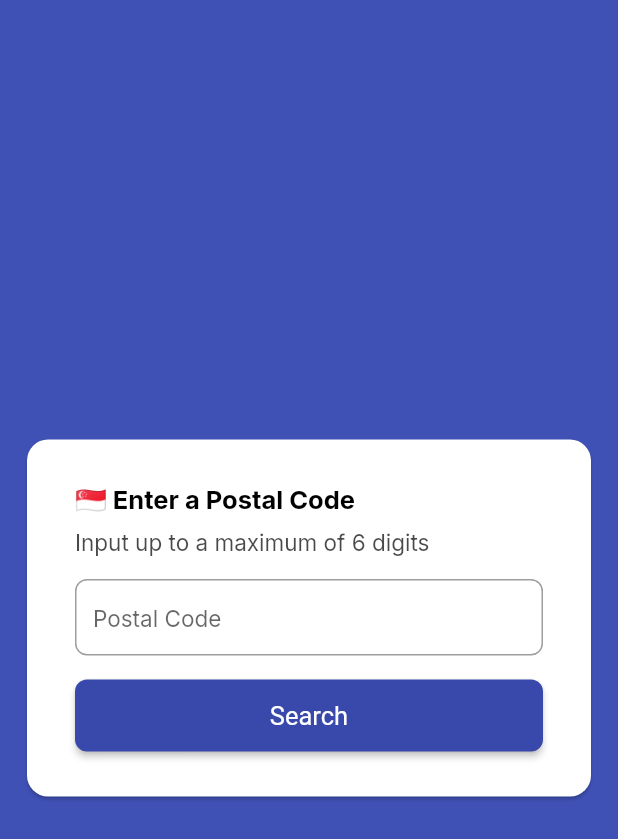
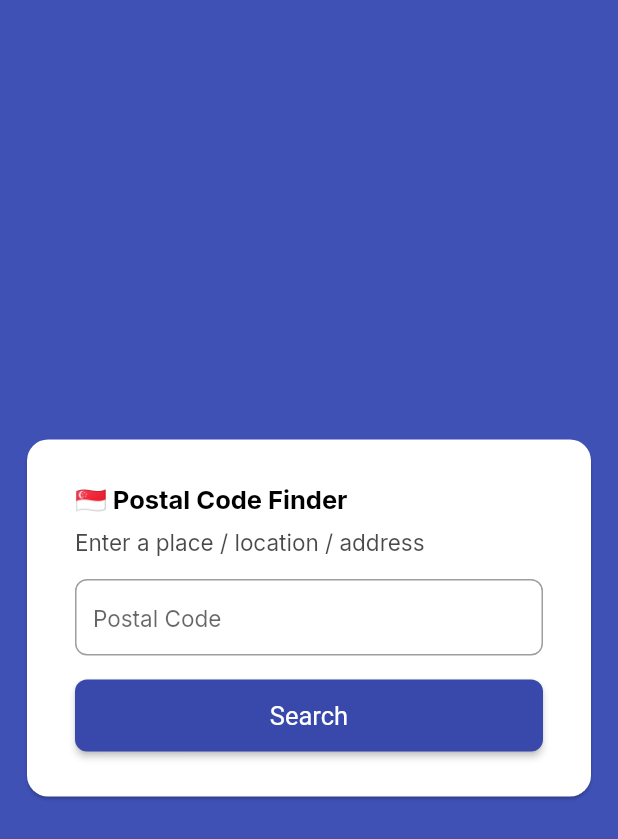
Before and after one commit to ryanpantk/OneMap-Flutter-App, a Flutter app: the screen it shows after launch, on a phone screen of 412 x 824 dp. Shown: the top 839 px of the screen. Run offline on Flutter 3.47's test engine with Material 2 defaults, Android fonts, the light colour scheme and no system bars; our stand-ins replace get, google_fonts.

Commit message:
Change postal code search to any search term

```diff
--- a/lib/controllers/search_result_controller.dart
+++ b/lib/controllers/search_result_controller.dart
@@ -9,15 +9,13 @@ class SearchResultController extends GetxController {
 
   void setSearchResult(SearchResult searchResult) {
     searchEntries.clear();
-    searchEntries
-        .addAll(searchResult.results.where((e) => e.postalCode != "NIL"));
+    searchEntries.addAll(searchResult.results);
     maxPage.value = searchResult.totalNumberOfPages;
     currentPage.value = searchResult.pageNumber;
   }
 
   void addSearchResult(SearchResult searchResult) {
-    searchEntries
-        .addAll(searchResult.results.where((e) => e.postalCode != "NIL"));
+    searchEntries.addAll(searchResult.results);
     currentPage.value = searchResult.pageNumber;
   }
 }
--- a/lib/main.dart
+++ b/lib/main.dart
@@ -2,7 +2,7 @@ import 'package:get/get.dart';
 import 'package:flutter/material.dart';
 import 'package:google_fonts/google_fonts.dart';
 import 'package:postal_code_finder/assets/styles/styles.dart';
-import 'package:postal_code_finder/screens/search_screen.dart';
+import 'package:postal_code_finder/screens/search.dart';
 
 const startAlignment = Alignment.topCenter;
 const endAlignment = Alignment.bottomCenter;
--- a/lib/screens/search_screen.dart
+++ b/lib/screens/search.dart
@@ -23,15 +23,13 @@ class SearchScreen extends StatelessWidget {
           padding: EdgeInsets.symmetric(horizontal: styles.horizontalPadding),
           child: ElevatedCard(
             children: [
-              const Header(text: '🇸🇬 Enter a Postal Code'),
+              const Header(text: '🇸🇬 Postal Code Finder'),
               const Spacing(height: 8),
-              const SubHeader(text: 'Input up to a maximum of 6 digits'),
+              const SubHeader(text: 'Enter a place / location / address'),
               const Spacing(),
               TextInput(
                 hint: 'Postal Code',
                 controller: controller.postalCodeTextController,
-                maxCharacters: 6,
-                keyboardType: TextInputType.number,
               ),
               const Spacing(),
               PrimaryButton(label: 'Search', onClicked: controller.onSearch),
```
Also changed, not shown: lib/controllers/search_controller.dart (+0 -22 lines), lib/screens/search_results_screen.dart (+6 -4 lines).
